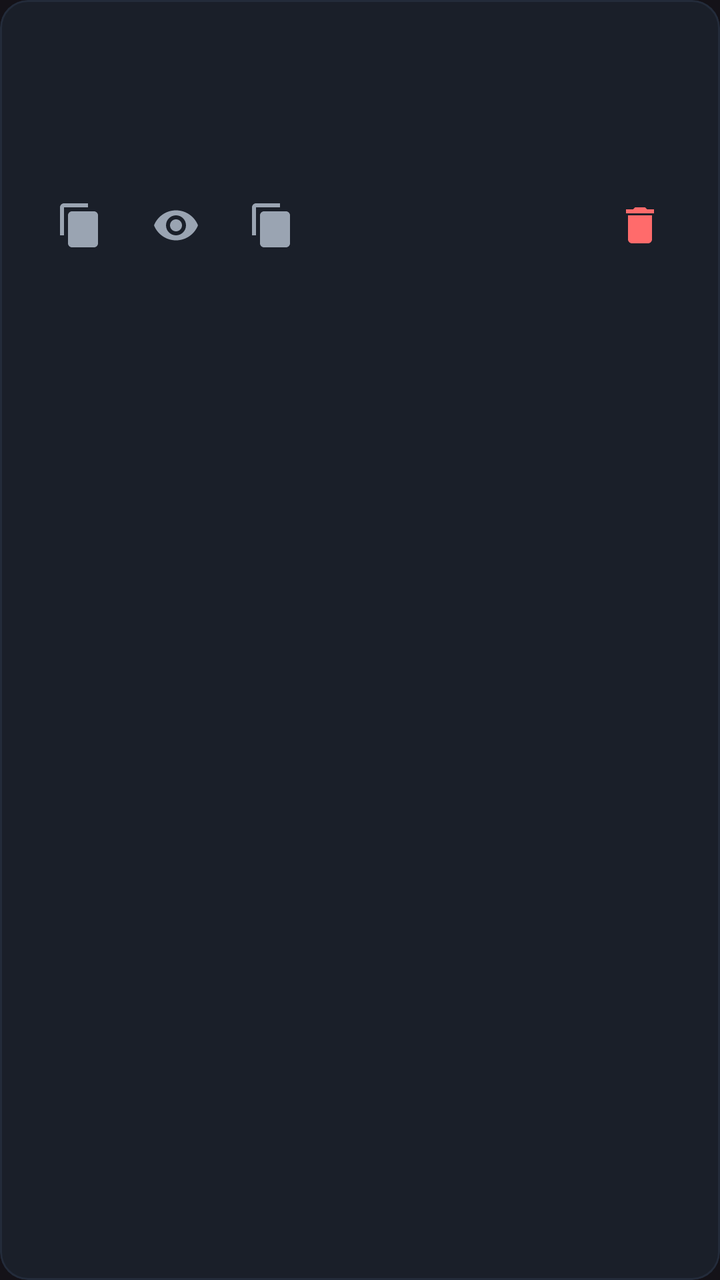
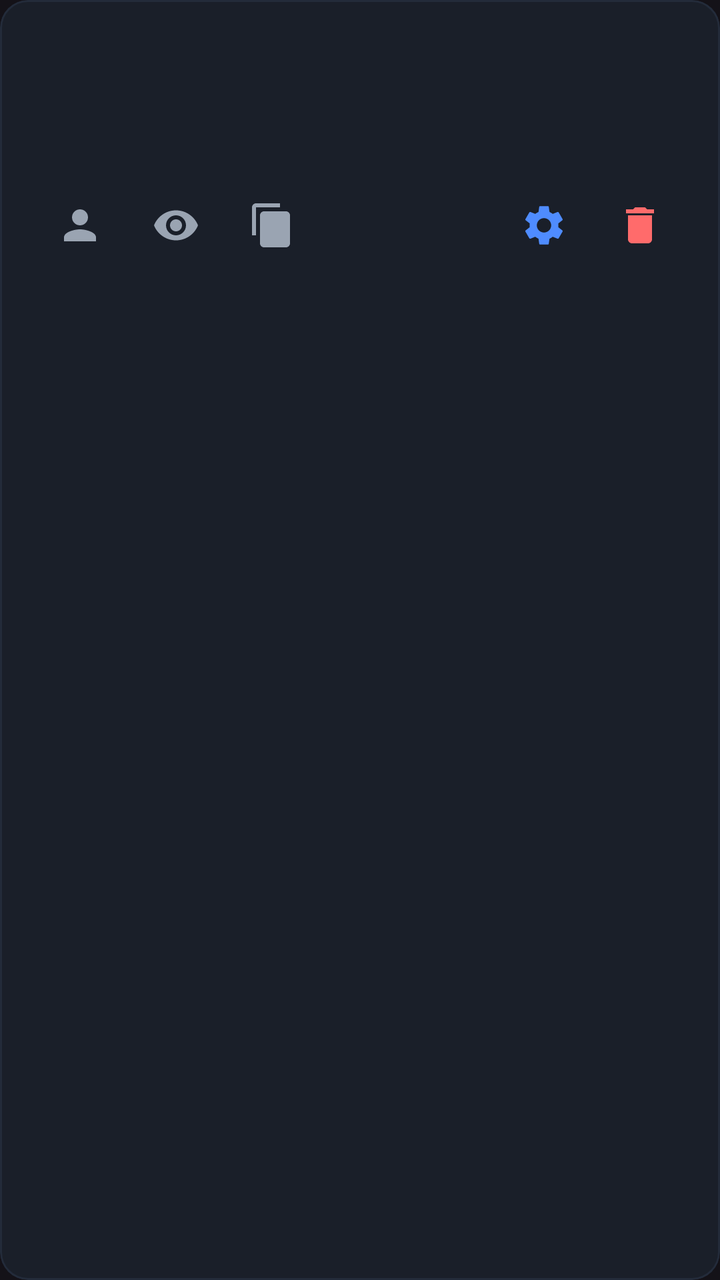

The first picture is an Android layout as it rendered before a commit; the second is the same layout after the commit. The layout source and the unified diff follow.
<!-- AndroidManifest.xml: application theme Theme.PassVault -->
<!-- res/layout/item_entry.xml -->
<?xml version="1.0" encoding="utf-8"?>
<com.google.android.material.card.MaterialCardView xmlns:android="http://schemas.android.com/apk/res/android"
    xmlns:app="http://schemas.android.com/apk/res-auto"
    android:layout_width="match_parent"
    android:layout_height="wrap_content"
    android:layout_marginBottom="10dp"
    app:cardBackgroundColor="@color/vault_card"
    app:cardCornerRadius="14dp"
    app:cardElevation="0dp"
    app:strokeWidth="1dp"
    app:strokeColor="#232B3A"
    app:rippleColor="#334F8CFF">

    <LinearLayout
        android:layout_width="match_parent"
        android:layout_height="wrap_content"
        android:orientation="vertical"
        android:padding="16dp">

        <TextView
            android:id="@+id/txtSite"
            android:layout_width="match_parent"
            android:layout_height="wrap_content"
            android:textColor="#FFFFFF"
            android:textSize="17sp"
            android:textStyle="bold" />

        <TextView
            android:id="@+id/txtUsername"
            android:layout_width="match_parent"
            android:layout_height="wrap_content"
            android:layout_marginTop="2dp"
            android:textColor="#9AA4B2"
            android:textSize="14sp" />

        <TextView
            android:id="@+id/txtPassword"
            android:layout_width="match_parent"
            android:layout_height="wrap_content"
            android:layout_marginTop="2dp"
            android:fontFamily="monospace"
            android:textColor="#9AA4B2"
            android:textSize="14sp" />

        <LinearLayout
            android:layout_width="match_parent"
            android:layout_height="wrap_content"
            android:layout_marginTop="8dp"
            android:orientation="horizontal">

            <ImageButton
                android:id="@+id/btnCopyUser"
                style="@style/Widget.Material3.Button.IconButton"
                android:layout_width="48dp"
                android:layout_height="48dp"
                android:contentDescription="Copier identifiant"
                android:src="@drawable/ic_copy"
                app:tint="#9AA4B2" />

            <ImageButton
                android:id="@+id/btnReveal"
                style="@style/Widget.Material3.Button.IconButton"
                android:layout_width="48dp"
                android:layout_height="48dp"
                android:contentDescription="Afficher mot de passe"
                android:src="@drawable/ic_eye"
                app:tint="#9AA4B2" />

            <ImageButton
                android:id="@+id/btnCopyPass"
                style="@style/Widget.Material3.Button.IconButton"
                android:layout_width="48dp"
                android:layout_height="48dp"
                android:contentDescription="Copier mot de passe"
                android:src="@drawable/ic_copy"
                app:tint="#9AA4B2" />

            <View
                android:layout_width="0dp"
                android:layout_height="0dp"
                android:layout_weight="1" />

            <ImageButton
                android:id="@+id/btnDelete"
                style="@style/Widget.Material3.Button.IconButton"
                android:layout_width="48dp"
                android:layout_height="48dp"
                android:contentDescription="@string/action_delete"
                android:src="@drawable/ic_delete"
                app:tint="#FF6B6B" />
        </LinearLayout>
    </LinearLayout>
</com.google.android.material.card.MaterialCardView>
<!-- resources referenced by this layout -->
<resources>
  <color name="vault_card">#1A1F29</color>
  <!-- drawable ic_copy (drawable) -->
  <vector xmlns:android="http://schemas.android.com/apk/res/android"
      android:width="24dp" android:height="24dp"
      android:viewportWidth="24" android:viewportHeight="24">
      <path android:fillColor="#FF000000" android:pathData="M16,1H4C2.9,1 2,1.9 2,3v14h2V3h12V1zM19,5H8C6.9,5 6,5.9 6,7v14c0,1.1 0.9,2 2,2h11c1.1,0 2,-0.9 2,-2V7c0,-1.1 -0.9,-2 -2,-2z"/>
  </vector>
  <!-- drawable ic_delete (drawable) -->
  <vector xmlns:android="http://schemas.android.com/apk/res/android"
      android:width="24dp" android:height="24dp"
      android:viewportWidth="24" android:viewportHeight="24">
      <path android:fillColor="#FF000000" android:pathData="M6,19c0,1.1 0.9,2 2,2h8c1.1,0 2,-0.9 2,-2V7H6v12zM19,4h-3.5l-1,-1h-5l-1,1H5v2h14V4z"/>
  </vector>
  <!-- drawable ic_eye (drawable) -->
  <vector xmlns:android="http://schemas.android.com/apk/res/android"
      android:width="24dp" android:height="24dp"
      android:viewportWidth="24" android:viewportHeight="24">
      <path android:fillColor="#FF000000" android:pathData="M12,4.5C7,4.5 2.73,7.61 1,12c1.73,4.39 6,7.5 11,7.5s9.27,-3.11 11,-7.5c-1.73,-4.39 -6,-7.5 -11,-7.5zM12,17c-2.76,0 -5,-2.24 -5,-5s2.24,-5 5,-5 5,2.24 5,5 -2.24,5 -5,5zM12,9c-1.66,0 -3,1.34 -3,3s1.34,3 3,3 3,-1.34 3,-3 -1.34,-3 -3,-3z"/>
  </vector>
  <string name="action_delete">Supprimer</string>
  <style name="Theme.PassVault" parent="Base.Theme.PassVault" />
  <style name="Base.Theme.PassVault" parent="Theme.Material3.Dark.NoActionBar">
          <item name="colorPrimary">@color/vault_accent</item>
          <item name="android:statusBarColor">@android:color/transparent</item>
          <item name="android:windowLightStatusBar">false</item>
      </style>
  <color name="vault_accent">#4F8CFF</color>
</resources>

<!-- the commit's change to res/layout/item_entry.xml (unified diff, before → after) -->
@@ -54,7 +54,7 @@
                 android:layout_width="48dp"
                 android:layout_height="48dp"
                 android:contentDescription="Copier identifiant"
-                android:src="@drawable/ic_copy"
+                android:src="@drawable/ic_person"
                 app:tint="#9AA4B2" />
 
             <ImageButton
@@ -81,6 +81,15 @@
                 android:layout_weight="1" />
 
             <ImageButton
+                android:id="@+id/btnEdit"
+                style="@style/Widget.Material3.Button.IconButton"
+                android:layout_width="48dp"
+                android:layout_height="48dp"
+                android:contentDescription="@string/action_edit"
+                android:src="@drawable/ic_gear"
+                app:tint="#4F8CFF" />
+
+            <ImageButton
                 android:id="@+id/btnDelete"
                 style="@style/Widget.Material3.Button.IconButton"
                 android:layout_width="48dp"
<!-- resource entries referenced after the edit -->
@@ -19,7 +19,20 @@
       android:viewportWidth="24" android:viewportHeight="24">
       <path android:fillColor="#FF000000" android:pathData="M12,4.5C7,4.5 2.73,7.61 1,12c1.73,4.39 6,7.5 11,7.5s9.27,-3.11 11,-7.5c-1.73,-4.39 -6,-7.5 -11,-7.5zM12,17c-2.76,0 -5,-2.24 -5,-5s2.24,-5 5,-5 5,2.24 5,5 -2.24,5 -5,5zM12,9c-1.66,0 -3,1.34 -3,3s1.34,3 3,3 3,-1.34 3,-3 -1.34,-3 -3,-3z"/>
   </vector>
+  <!-- drawable ic_gear (drawable) -->
+  <vector xmlns:android="http://schemas.android.com/apk/res/android"
+      android:width="24dp" android:height="24dp"
+      android:viewportWidth="24" android:viewportHeight="24">
+      <path android:fillColor="#FF000000" android:pathData="M19.14,12.94c0.04,-0.3 0.06,-0.61 0.06,-0.94c0,-0.32 -0.02,-0.64 -0.07,-0.94l2.03,-1.58c0.18,-0.14 0.23,-0.41 0.12,-0.61l-1.92,-3.32c-0.12,-0.22 -0.37,-0.29 -0.59,-0.22l-2.39,0.96c-0.5,-0.38 -1.03,-0.7 -1.62,-0.94L14.4,2.81c-0.04,-0.24 -0.24,-0.41 -0.48,-0.41h-3.84c-0.24,0 -0.43,0.17 -0.47,0.41L9.25,5.35C8.66,5.59 8.12,5.92 7.63,6.29L5.24,5.33c-0.22,-0.08 -0.47,0 -0.59,0.22L2.74,8.87C2.62,9.08 2.66,9.34 2.86,9.48l2.03,1.58C4.84,11.36 4.8,11.69 4.8,12s0.02,0.64 0.07,0.94l-2.03,1.58c-0.18,0.14 -0.23,0.41 -0.12,0.61l1.92,3.32c0.12,0.22 0.37,0.29 0.59,0.22l2.39,-0.96c0.5,0.38 1.03,0.7 1.62,0.94l0.36,2.54c0.05,0.24 0.24,0.41 0.48,0.41h3.84c0.24,0 0.44,-0.17 0.47,-0.41l0.36,-2.54c0.59,-0.24 1.13,-0.56 1.62,-0.94l2.39,0.96c0.22,0.08 0.47,0 0.59,-0.22l1.92,-3.32c0.12,-0.22 0.07,-0.47 -0.12,-0.61L19.14,12.94zM12,15.6c-1.98,0 -3.6,-1.62 -3.6,-3.6s1.62,-3.6 3.6,-3.6 3.6,1.62 3.6,3.6 -1.62,3.6 -3.6,3.6z"/>
+  </vector>
+  <!-- drawable ic_person (drawable) -->
+  <vector xmlns:android="http://schemas.android.com/apk/res/android"
+      android:width="24dp" android:height="24dp"
+      android:viewportWidth="24" android:viewportHeight="24">
+      <path android:fillColor="#FF000000" android:pathData="M12,12c2.21,0 4,-1.79 4,-4s-1.79,-4 -4,-4 -4,1.79 -4,4 1.79,4 4,4zM12,14c-2.67,0 -8,1.34 -8,4v2h16v-2c0,-2.66 -5.33,-4 -8,-4z"/>
+  </vector>
   <string name="action_delete">Supprimer</string>
+  <string name="action_edit">Modifier l\u2019entrée</string>
   <style name="Theme.PassVault" parent="Base.Theme.PassVault" />
   <style name="Base.Theme.PassVault" parent="Theme.Material3.Dark.NoActionBar">
           <item name="colorPrimary">@color/vault_accent</item>
